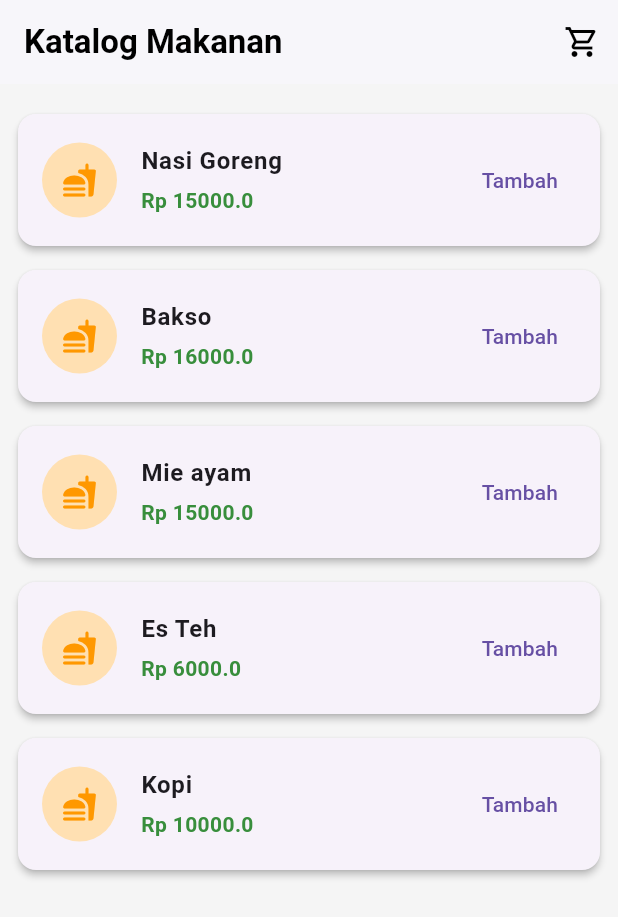
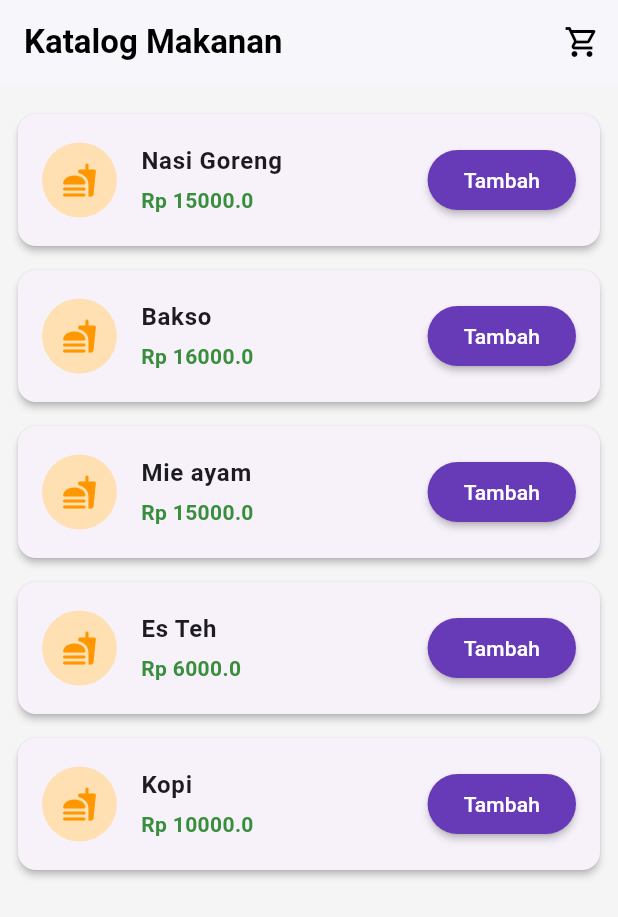
Before and after one commit to str122-xyz/Week-3, a Flutter app: the screen it shows after launch, on a phone screen of 412 x 824 dp. Shown: the top 917 px of the screen. Run offline on Flutter 3.47's test engine with Material 3 defaults, Android fonts, the phone set to English and light mode, and no system bars.

Commit message:
style: upgrade add button dengan elevated button

```diff
--- a/lib/features/cart/presentation/widgets/add_button_widget.dart
+++ b/lib/features/cart/presentation/widgets/add_button_widget.dart
@@ -13,12 +13,20 @@ class AddButtonWidget extends StatelessWidget {
       (provider) => provider.isInCart(product.id),
     );
 
-    return TextButton(
+    return ElevatedButton(
+      style: ElevatedButton.styleFrom(
+        backgroundColor: isInCart ? Colors.green.shade50 : Colors.deepPurple,
+        foregroundColor: isInCart ? Colors.green : Colors.white,
+        shape: RoundedRectangleBorder(
+          borderRadius: BorderRadiusGeometry.circular(20),
+        ),
+        elevation: isInCart ? 0 : 2,
+      ),
       onPressed: isInCart
           ? null
           : () => context.read<CartProvider>().addItem(product),
       child: isInCart
-          ? const Icon(Icons.check, color: Colors.green)
+          ? const Icon(Icons.check_circle, color: Colors.green)
           : const Text('Tambah'),
     );
   }
```
